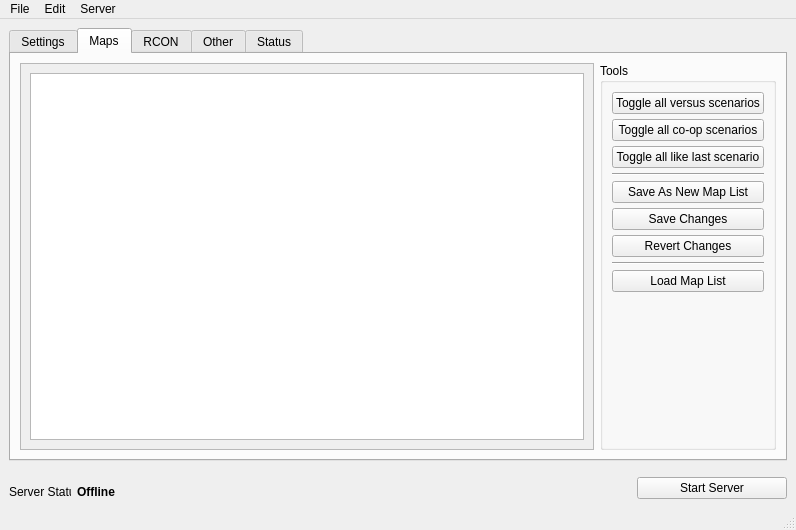
This is ui/layout.ui in nstgeorge/Inservency as Qt 5 draws it before an edit. The edited form follows.
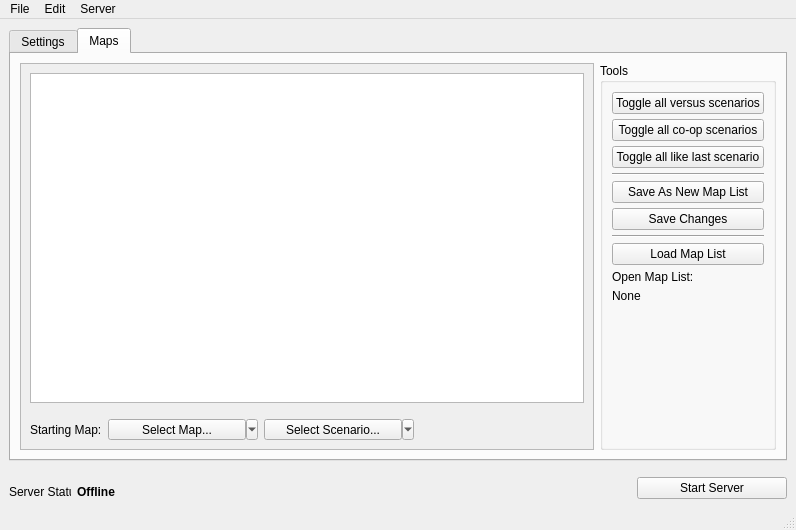
This is the edited form.

Patch:
```diff
--- a/ui/layout.ui
+++ b/ui/layout.ui
@@ -246,6 +246,83 @@
               <item>
                <widget class="QTreeView" name="scenarioTreeView"/>
               </item>
+              <item>
+               <layout class="QHBoxLayout" name="horizontalLayout">
+                <property name="topMargin">
+                 <number>10</number>
+                </property>
+                <item>
+                 <widget class="QLabel" name="startingMapLabel">
+                  <property name="minimumSize">
+                   <size>
+                    <width>70</width>
+                    <height>0</height>
+                   </size>
+                  </property>
+                  <property name="maximumSize">
+                   <size>
+                    <width>100</width>
+                    <height>16777215</height>
+                   </size>
+                  </property>
+                  <property name="text">
+                   <string>Starting Map:</string>
+                  </property>
+                 </widget>
+                </item>
+                <item>
+                 <widget class="QToolButton" name="startingMapDropdown">
+                  <property name="minimumSize">
+                   <size>
+                    <width>150</width>
+                    <height>0</height>
+                   </size>
+                  </property>
+                  <property name="text">
+                   <string comment="0">Select Map...</string>
+                  </property>
+                  <property name="popupMode">
+                   <enum>QToolButton::MenuButtonPopup</enum>
+                  </property>
+                  <property name="toolButtonStyle">
+                   <enum>Qt::ToolButtonTextBesideIcon</enum>
+                  </property>
+                 </widget>
+                </item>
+                <item>
+                 <widget class="QToolButton" name="startingScenarioDropdown">
+                  <property name="minimumSize">
+                   <size>
+                    <width>150</width>
+                    <height>0</height>
+                   </size>
+                  </property>
+                  <property name="text">
+                   <string>Select Scenario...</string>
+                  </property>
+                  <property name="popupMode">
+                   <enum>QToolButton::MenuButtonPopup</enum>
+                  </property>
+                  <property name="toolButtonStyle">
+                   <enum>Qt::ToolButtonTextBesideIcon</enum>
+                  </property>
+                 </widget>
+                </item>
+                <item>
+                 <spacer name="horizontalSpacer_2">
+                  <property name="orientation">
+                   <enum>Qt::Horizontal</enum>
+                  </property>
+                  <property name="sizeHint" stdset="0">
+                   <size>
+                    <width>40</width>
+                    <height>20</height>
+                   </size>
+                  </property>
+                 </spacer>
+                </item>
+               </layout>
+              </item>
              </layout>
             </widget>
            </widget>
@@ -309,13 +386,6 @@
                  </property>
                 </widget>
                </item>
-               <item>
-                <widget class="QPushButton" name="revertMapListButton">
-                 <property name="text">
-                  <string>Revert Changes</string>
-                 </property>
-                </widget>
-               </item>
                <item>
                 <widget class="Line" name="line_2">
                  <property name="orientation">
@@ -330,6 +400,26 @@
                  </property>
                 </widget>
                </item>
+               <item>
+                <widget class="QLabel" name="label">
+                 <property name="maximumSize">
+                  <size>
+                   <width>16777215</width>
+                   <height>16777215</height>
+                  </size>
+                 </property>
+                 <property name="text">
+                  <string>Open Map List:</string>
+                 </property>
+                </widget>
+               </item>
+               <item>
+                <widget class="QLabel" name="label_2">
+                 <property name="text">
+                  <string>None</string>
+                 </property>
+                </widget>
+               </item>
                <item>
                 <spacer name="verticalSpacer">
                  <property name="orientation">
@@ -352,21 +442,6 @@
         </item>
        </layout>
       </widget>
-      <widget class="QWidget" name="rcon">
-       <attribute name="title">
-        <string>RCON</string>
-       </attribute>
-      </widget>
-      <widget class="QWidget" name="other">
-       <attribute name="title">
-        <string>Other</string>
-       </attribute>
-      </widget>
-      <widget class="QWidget" name="status">
-       <attribute name="title">
-        <string>Status</string>
-       </attribute>
-      </widget>
      </widget>
     </item>
     <item>
```
Left out of the diff: 2 changed lines with no effect on the pictures.
